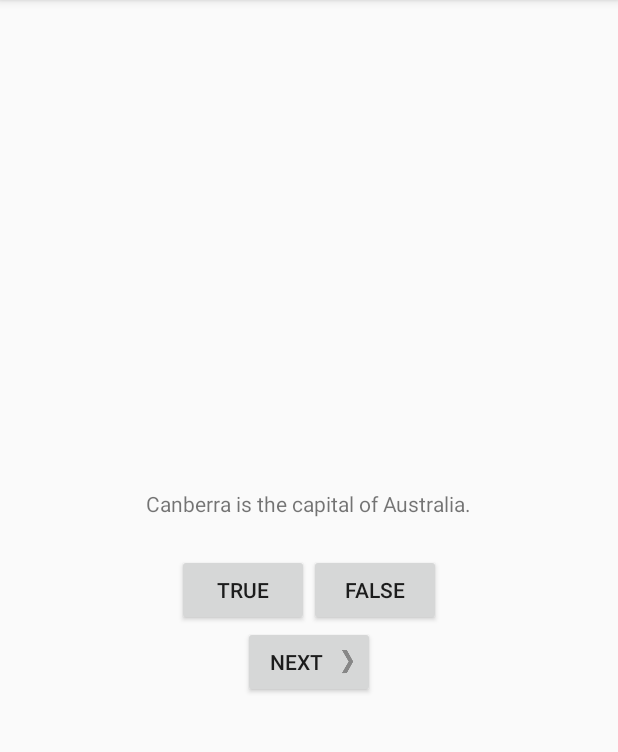
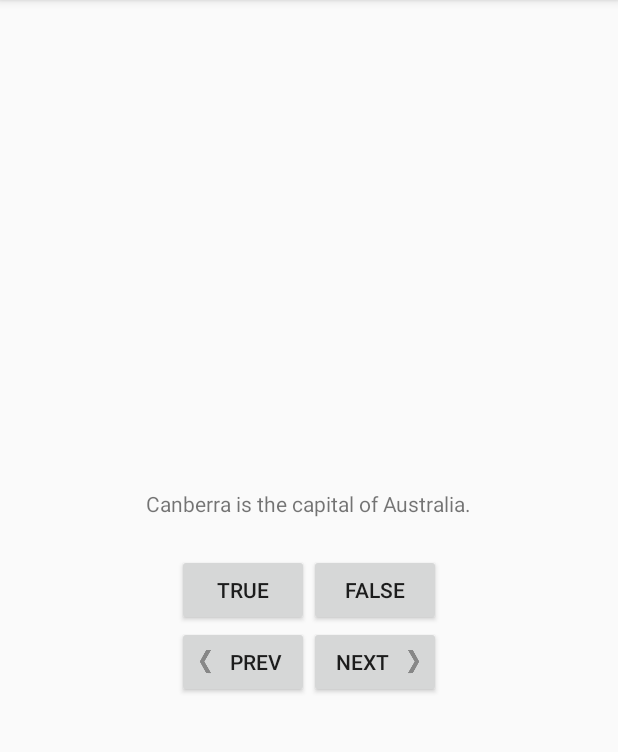
Before and after one commit to jbourne23/GeoQuiz, an Android app: the screen it shows after launch (QuizActivity), after a tap on "TRUE", on a phone screen of 412 x 824 dp, the part 84-836 px from its top. Run offline under Robolectric (Android 15) with nearby library versions, the phone set to English and light mode, and no system bars.

Commit message:
Add a Previous Button (Chapter 2, Challenge 2)

```diff
--- a/app/src/main/java/com/bignerdranch/android/geoquiz/QuizActivity.java
+++ b/app/src/main/java/com/bignerdranch/android/geoquiz/QuizActivity.java
@@ -11,6 +11,7 @@ public class QuizActivity extends AppCompatActivity {
 
     private Button mTrueButton;
     private Button mFalseButton;
+    private Button mPreviousButton;
     private Button mNextButton;
     private TextView mQuestionTextView;
 
@@ -55,6 +56,14 @@ public class QuizActivity extends AppCompatActivity {
             }
         });
 
+        mPreviousButton = (Button) findViewById(R.id.previous_button);
+        mPreviousButton.setOnClickListener(new View.OnClickListener() {
+            @Override
+            public void onClick(View v) {
+                previousQuestion();
+            }
+        });
+
         mNextButton = (Button) findViewById(R.id.next_button);
         mNextButton.setOnClickListener(new View.OnClickListener() {
             @Override
@@ -63,6 +72,13 @@ public class QuizActivity extends AppCompatActivity {
             }
         });
 
+        updateQuestion();
+    }
+
+    private void previousQuestion() {
+        mCurrentIndex--;
+        if (mCurrentIndex < 0)
+            mCurrentIndex = mQuestionBank.length - 1;
         updateQuestion();
     }
 
@@ -79,7 +95,7 @@ public class QuizActivity extends AppCompatActivity {
     private void checkAnswer(boolean userPressedTrue) {
         boolean answerIsTrue = mQuestionBank[mCurrentIndex].isAnswerTrue();
 
-        int messageResId = 0;
+        int messageResId;
 
         if (userPressedTrue == answerIsTrue) {
             messageResId = R.string.correct_toast;
--- a/app/src/main/res/layout/activity_quiz.xml
+++ b/app/src/main/res/layout/activity_quiz.xml
@@ -30,12 +30,27 @@
 
     </LinearLayout>
 
-    <Button
-        android:id="@+id/next_button"
-        android:layout_width="wrap_content"
+    <LinearLayout
+        android:layout_width="match_parent"
         android:layout_height="wrap_content"
-        android:drawablePadding="4dp"
-        android:drawableRight="@drawable/arrow_right"
-        android:text="@string/next_button" />
+        android:gravity="center">
+
+        <Button
+            android:id="@+id/previous_button"
+            android:layout_width="wrap_content"
+            android:layout_height="wrap_content"
+            android:text="@string/previous_button"
+            android:drawableLeft="@drawable/arrow_left"
+            android:drawablePadding="4dp" />
+
+        <Button
+            android:id="@+id/next_button"
+            android:layout_width="wrap_content"
+            android:layout_height="wrap_content"
+            android:text="@string/next_button"
+            android:drawableRight="@drawable/arrow_right"
+            android:drawablePadding="4dp" />
+
+    </LinearLayout>
 
 </LinearLayout>
--- a/app/src/main/res/values/strings.xml
+++ b/app/src/main/res/values/strings.xml
@@ -8,6 +8,7 @@
     <string name="question_asia">Lake Baikal is the world\'s oldest and deepest freshwater lake.</string>
     <string name="true_button">True</string>
     <string name="false_button">False</string>
+    <string name="previous_button">Prev</string>
     <string name="next_button">Next</string>
     <string name="correct_toast">Correct!</string>
     <string name="incorrect_toast">Incorrect!</string>
```
